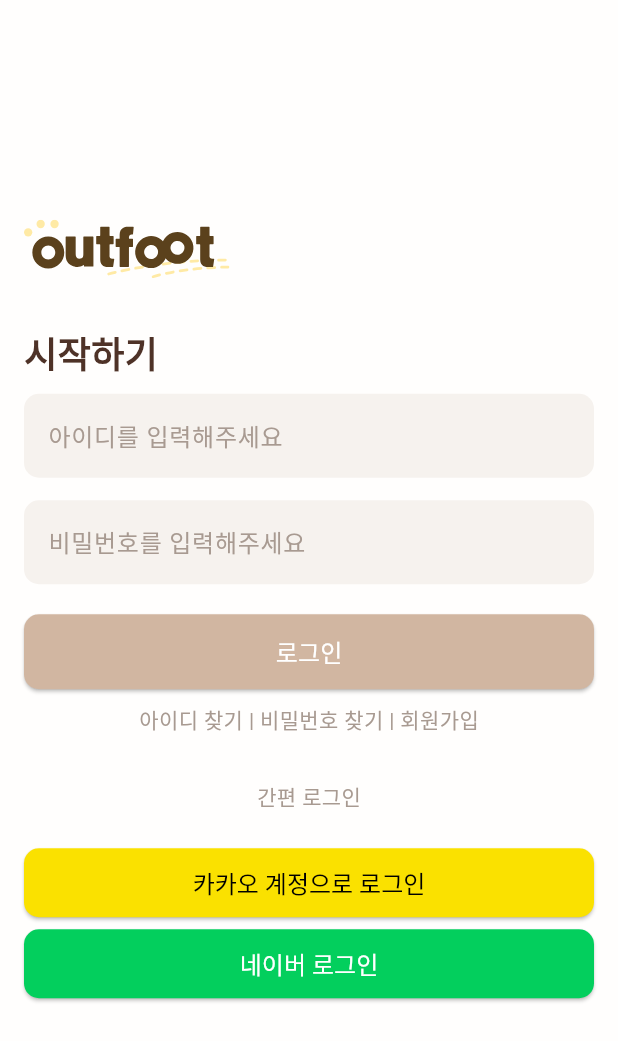
After one commit to APPS-sookmyung/2024-OUTFOOT-client, a Flutter app: the StartLoginPageScreen screen opened directly, on a phone screen of 412 x 824 dp. The commit adds this screen. Shown: the top 1041 px of the screen. Run offline on Flutter 3.47's test engine with Material 3 defaults, Android fonts, the phone set to English and light mode, and no system bars; our stand-ins replace carousel_slider, flutter_svg.

Commit message:
[Feat/#1] 로그인 버튼 위젯 추가

```diff
--- a/outfoot/lib/screens/login_page_screen.dart
+++ b/outfoot/lib/screens/login_page_screen.dart
@@ -11,21 +11,19 @@ class _LoginPageScreenState extends State<LoginPageScreen> {
   int _currentPage = 0;
   final CarouselController _carouselController = CarouselController();
 
-  // Carousel items with corresponding images (text is separate now)
   final List<Map<String, dynamic>> _carouselItems = [
     {
-      "image": "assets/login_image1.svg", // SVG 파일 경로
+      "image": "assets/login_image1.svg",
       "width": 315.0,
       "height": 288.0,
     },
     {
-      "image": "assets/login_image2.svg", // SVG 파일 경로
+      "image": "assets/login_image2.svg",
       "width": 335.0,
       "height": 369.0,
     },
   ];
 
-  // Separate text list for the carousel
   final List<String> _carouselTexts = [
     "어렵게 생각하던 것들,\n더 이상 미뤄둘 수는\n없을 때",
     "조그마한\n동기부여가\n필요한 모두에게",
@@ -38,7 +36,6 @@ class _LoginPageScreenState extends State<LoginPageScreen> {
       body: SafeArea(
         child: Stack(
           children: [
-            // Positioned to place the logo 20px from the left and 80px from the top
             Positioned(
               left: 20,
               top: 80,
@@ -48,15 +45,13 @@ class _LoginPageScreenState extends State<LoginPageScreen> {
                 height: 45,
               ),
             ),
-            // Stack for text and image only with dynamic height
             Positioned(
               left: 27,
               right: 0,
-              top: 166, // Logo height + padding
+              top: 166,
               child: Column(
                 crossAxisAlignment: CrossAxisAlignment.start,
                 children: [
-                  // Display the text according to the current page
                   Text(
                     _carouselTexts[_currentPage],
                     style: TextStyle(
@@ -66,8 +61,7 @@ class _LoginPageScreenState extends State<LoginPageScreen> {
                     ),
                     textAlign: TextAlign.left,
                   ),
-                  SizedBox(height: 25), // 이미지와 인디케이터 사이의 거리
-                  // Carousel Slider for images
+                  SizedBox(height: 25),
                   CarouselSlider.builder(
                     carouselController: _carouselController,
                     itemCount: _carouselItems.length,
@@ -84,10 +78,10 @@ class _LoginPageScreenState extends State<LoginPageScreen> {
                     options: CarouselOptions(
                       height: 400,
                       enableInfiniteScroll: true,
-                      viewportFraction: 1.0, // Show one item per page
+                      viewportFraction: 1.0,
                       onPageChanged: (index, reason) {
                         setState(() {
-                          _currentPage = index; // Update the current page
+                          _currentPage = index;
                         });
                       },
                     ),
@@ -95,11 +89,10 @@ class _LoginPageScreenState extends State<LoginPageScreen> {
                 ],
               ),
             ),
-            // Page indicators, positioned below the image by 25px
             Positioned(
               left: 0,
               right: 0,
-              bottom: 124 + 34 + 45, // PageIndicator와 버튼 사이 34px 간격 유지
+              bottom: 124 + 34 + 45,
               child: Row(
                 mainAxisAlignment: MainAxisAlignment.center,
                 children: _carouselItems.asMap().entries.map((entry) {
@@ -113,37 +106,32 @@ class _LoginPageScreenState extends State<LoginPageScreen> {
                       decoration: BoxDecoration(
                         shape: BoxShape.circle,
                         color: _currentPage == entry.key
-                            ? Color(0xFFC8AA9B) // Active indicator color
-                            : Color(
-                                0x4DC8AA9B), // Inactive indicator color with 30% opacity
+                            ? Color(0xFFC8AA9B)
+                            : Color(0x4DC8AA9B),
                       ),
                     ),
                   );
                 }).toList(),
               ),
             ),
-            // Login buttons
             Positioned(
               left: 30,
               right: 30,
-              bottom: 45, // 45px from bottom for "다른 방법으로 로그인"
+              bottom: 45,
               child: Column(
                 children: [
-                  // Kakao login button
                   _loginButton(
                     '카카오 계정으로 로그인',
-                    Color(0xFFFAE100), // Yellow color for Kakao button
+                    Color(0xFFFAE100),
                     Colors.black,
                   ),
                   SizedBox(height: 8),
-                  // Naver login button
                   _loginButton(
                     '네이버 로그인',
-                    Color(0xFF03CF5D), // Green color for Naver button
+                    Color(0xFF03CF5D),
                     Colors.white,
                   ),
                   SizedBox(height: 15),
-                  // Other login methods button
                   TextButton(
                     onPressed: () {
                       print("다른 방법으로 로그인 pressed");
@@ -163,21 +151,19 @@ class _LoginPageScreenState extends State<LoginPageScreen> {
     );
   }
 
-  // Helper function to create the login buttons with height 46 and corner radius 10
   Widget _loginButton(String text, Color bgColor, Color textColor) {
     return SizedBox(
       width: double.infinity,
-      height: 46, // Set height to 46
+      height: 46,
       child: ElevatedButton(
         onPressed: () {
           print("$text button pressed");
         },
         style: ElevatedButton.styleFrom(
           primary: bgColor,
-          padding:
-              EdgeInsets.symmetric(vertical: 10), // Adjust padding if necessary
+          padding: EdgeInsets.symmetric(vertical: 10),
           shape: RoundedRectangleBorder(
-            borderRadius: BorderRadius.circular(10), // Set corner radius to 10
+            borderRadius: BorderRadius.circular(10),
           ),
           textStyle: TextStyle(fontSize: 16),
         ),
--- /dev/null
+++ b/outfoot/lib/screens/start_login_page_screen.dart
@@ -0,0 +1,158 @@
+import 'package:flutter/material.dart';
+import 'package:flutter_svg/flutter_svg.dart';
+
+class StartLoginPageScreen extends StatelessWidget {
+  @override
+  Widget build(BuildContext context) {
+    return Scaffold(
+      backgroundColor: Color(0xFFFFFEFD),
+      body: Padding(
+        padding: const EdgeInsets.all(16.0),
+        child: Column(
+          mainAxisAlignment: MainAxisAlignment.center,
+          crossAxisAlignment: CrossAxisAlignment.start,
+          children: <Widget>[
+            Positioned(
+              left: 20,
+              top: 80,
+              child: SvgPicture.asset(
+                'assets/start_login_logo.svg',
+                width: 137,
+                height: 45,
+              ),
+            ),
+            SizedBox(height: 30.0),
+            Text(
+              '시작하기',
+              style: TextStyle(
+                fontSize: 24,
+                color: Color(0xFF4E3227),
+                fontWeight: FontWeight.bold,
+              ),
+            ),
+            SizedBox(height: 10.0),
+            TextField(
+              decoration: InputDecoration(
+                labelText: '아이디를 입력해주세요',
+                labelStyle: TextStyle(color: Color(0xFFA89A91)),
+                fillColor: Color(0xFFF6F2EE),
+                filled: true,
+                border: OutlineInputBorder(
+                  borderRadius: BorderRadius.circular(10.0),
+                  borderSide: BorderSide.none,
+                ),
+              ),
+            ),
+            SizedBox(height: 15.0),
+            TextField(
+              obscureText: true,
+              decoration: InputDecoration(
+                labelText: '비밀번호를 입력해주세요',
+                labelStyle: TextStyle(color: Color(0xFFA89A91)),
+                fillColor: Color(0xFFF6F2EE),
+                filled: true,
+                border: OutlineInputBorder(
+                  borderRadius: BorderRadius.circular(10.0),
+                  borderSide: BorderSide.none,
+                ),
+              ),
+            ),
+            SizedBox(height: 20.0),
+            Center(
+              child: SizedBox(
+                width: double.infinity,
+                height: 50,
+                child: ElevatedButton(
+                  onPressed: () {},
+                  style: ElevatedButton.styleFrom(
+                    primary: Color(0xFFD1B6A1), // 버튼 색상 설정
+                    shape: RoundedRectangleBorder(
+                      borderRadius: BorderRadius.circular(10.0),
+                    ),
+                  ),
+                  child: Text(
+                    '로그인',
+                    style: TextStyle(
+                      fontSize: 16,
+                      color: Colors.white,
+                    ),
+                  ),
+                ),
+              ),
+            ),
+            SizedBox(height: 10.0),
+            Center(
+              child: Text(
+                '아이디 찾기 | 비밀번호 찾기 | 회원가입',
+                style: TextStyle(
+                  color: Color(0xFFA89A91),
+                  fontSize: 14,
+                ),
+              ),
+            ),
+            SizedBox(height: 30.0),
+            Center(
+              child: Column(
+                children: [
+                  Text(
+                    '간편 로그인',
+                    style: TextStyle(
+                      color: Color(0xFFA89A91),
+                      fontSize: 14,
+                    ),
+                  ),
+                  SizedBox(height: 24.0),
+                  Positioned(
+                    left: 30,
+                    right: 30,
+                    bottom: 45,
+                    child: Column(
+                      children: [
+                        _loginButton(
+                          '카카오 계정으로 로그인',
+                          Color(0xFFFAE100),
+                          Colors.black,
+                        ),
+                        SizedBox(height: 8),
+                        _loginButton(
+                          '네이버 로그인',
+                          Color(0xFF03CF5D),
+                          Colors.white,
+                        ),
+                        SizedBox(height: 15),
+                      ],
+                    ),
+                  ),
+                ],
+              ),
+            ),
+          ],
+        ),
+      ),
+    );
+  }
+
+  Widget _loginButton(String text, Color bgColor, Color textColor) {
+    return SizedBox(
+      width: double.infinity,
+      height: 46,
+      child: ElevatedButton(
+        onPressed: () {
+          print("$text button pressed");
+        },
+        style: ElevatedButton.styleFrom(
+          primary: bgColor,
+          padding: EdgeInsets.symmetric(vertical: 10),
+          shape: RoundedRectangleBorder(
+            borderRadius: BorderRadius.circular(10),
+          ),
+          textStyle: TextStyle(fontSize: 16),
+        ),
+        child: Text(
+          text,
+          style: TextStyle(color: textColor),
+        ),
+      ),
+    );
+  }
+}
--- a/outfoot/pubspec.yaml
+++ b/outfoot/pubspec.yaml
@@ -65,6 +65,8 @@ flutter:
     - assets/login_image1.svg
     - assets/login_image2.svg
     - assets/logo.svg
+    - assets/start_login_logo.svg
+
 
 
   # An image asset can refer to one or more resolution-specific "variants", see
```
Also changed, not shown: outfoot/assets/start_login_logo.svg (added).
